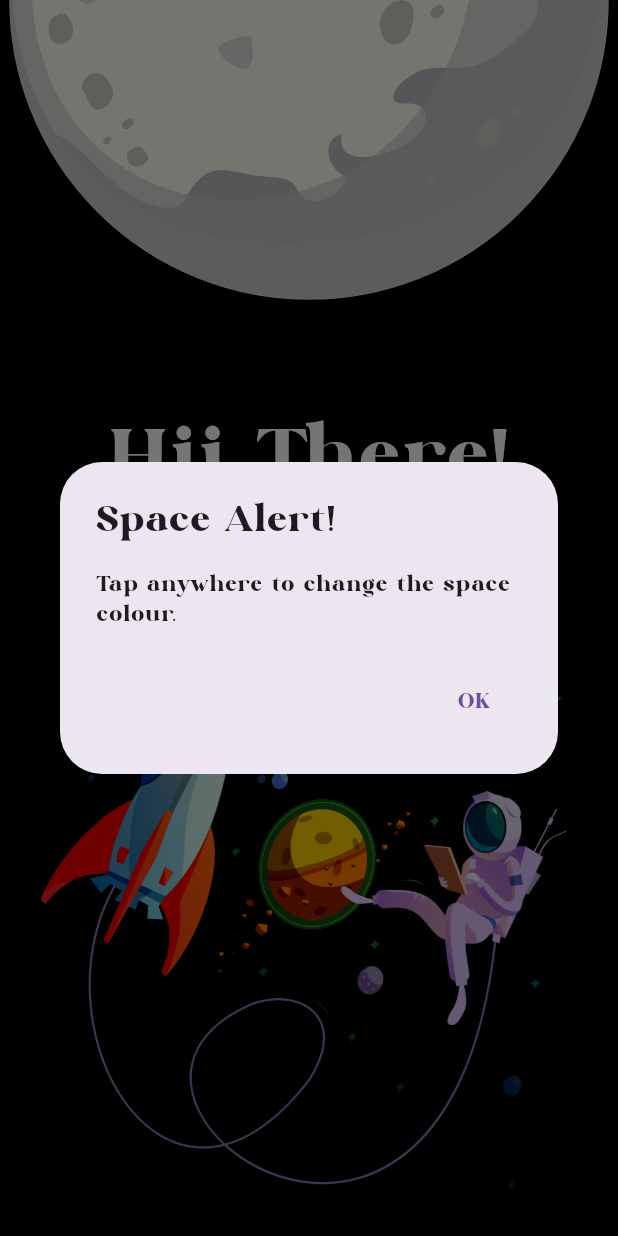
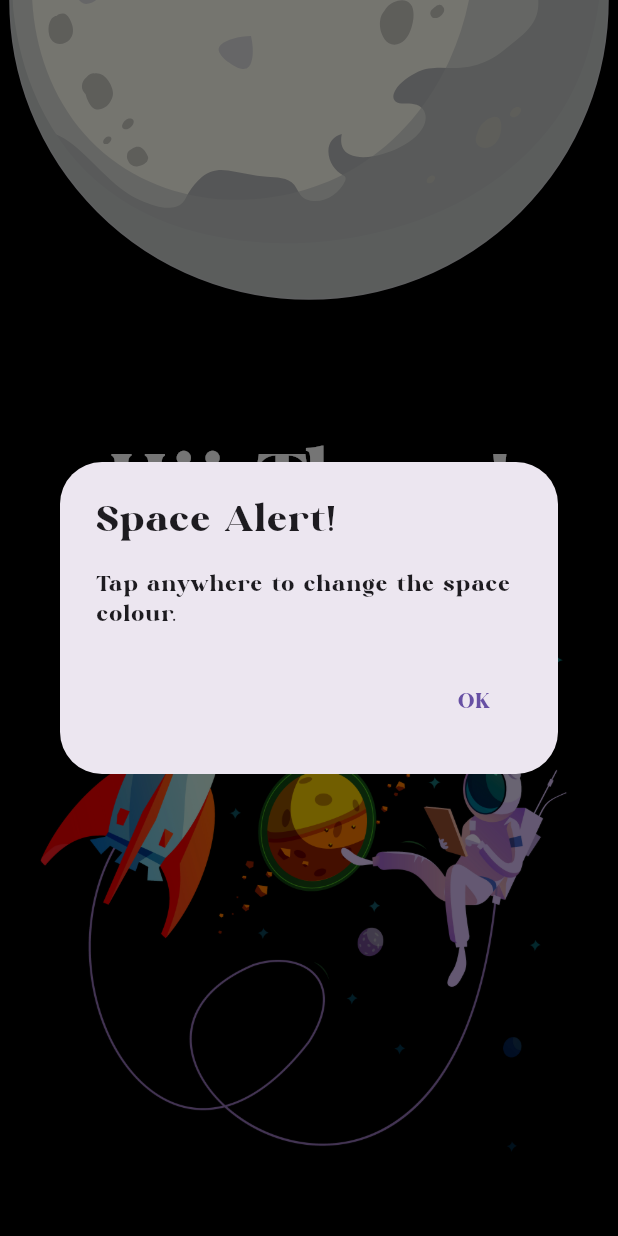
Before and after one commit to SerujanSatkunanathan/test_application, a Flutter app: the screen it shows after launch, on a phone screen of 412 x 824 dp. Run offline on Flutter 3.47's test engine with Material 3 defaults, Android fonts, the phone set to English and light mode, and no system bars; our stand-ins replace flutter_svg.

Commit message:
final changes

```diff
--- a/colour_changer/lib/screens/main_screen.dart
+++ b/colour_changer/lib/screens/main_screen.dart
@@ -84,19 +84,17 @@ class _MainScreenState extends State<MainScreen> {
                 ),
               ),
               Positioned(
+                top: screenHeight * 0.45,
                 bottom: 10,
                 left: 10,
                 right: 10,
                 child: Transform.scale(
                   scale: 1.2,
-                  child: Image.asset(
-                    "assets/images/16949.png",
-                    width: screenWidth * 0.5,
-                  ),
+                  child: Image.asset("assets/images/16949.png"),
                 ),
               ),
               Positioned(
-                top: screenHeight * 0.33,
+                top: screenHeight * 0.35,
                 left: 0,
                 right: 0,
 
```
